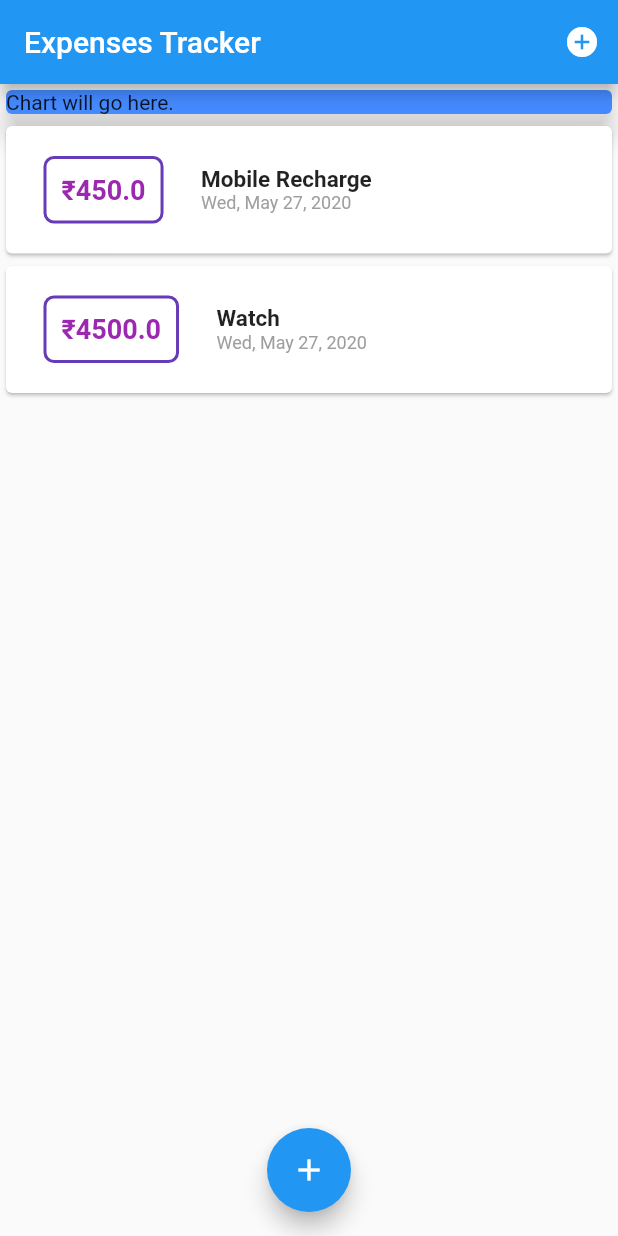
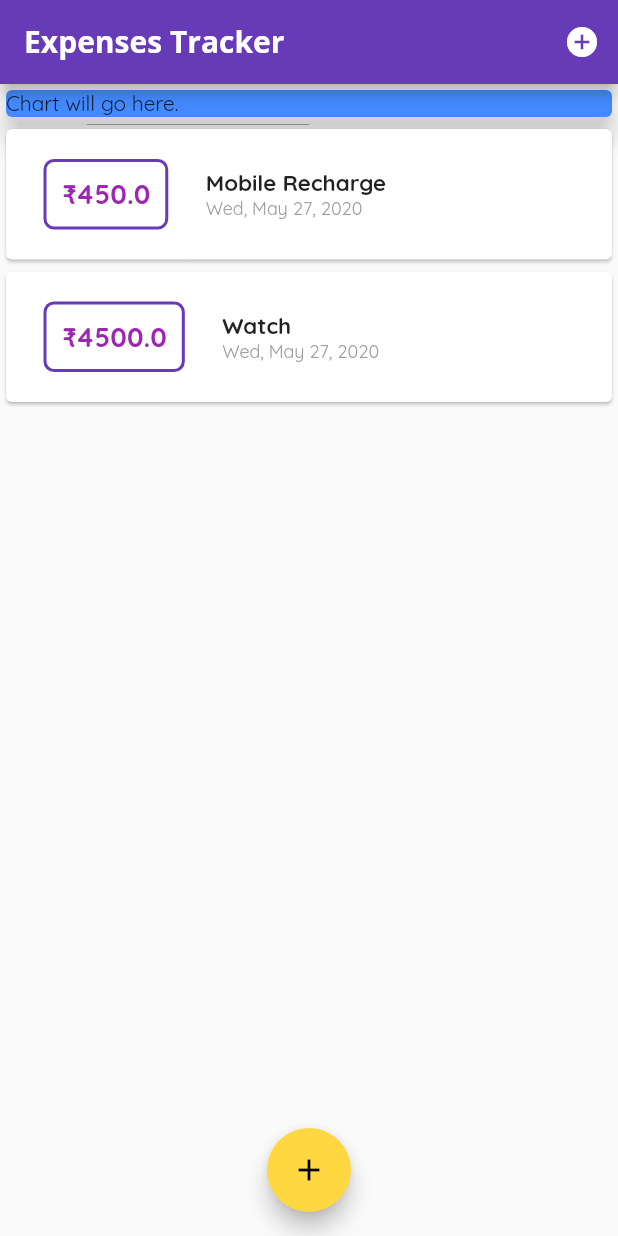
Before and after one commit to harsh2000yadav/Expense-Tracker, a Flutter app: the screen it shows after launch, on a phone screen of 412 x 824 dp. Run offline on Flutter 3.47's test engine with Material 2 defaults, Android fonts, the phone set to English and light mode, and no system bars.

Commit message:
Theme customised

```diff
--- a/lib/main.dart
+++ b/lib/main.dart
@@ -10,6 +10,20 @@ class MyApp extends StatelessWidget {
   Widget build(BuildContext context) {
     return MaterialApp(
       title: 'Expense Tracker',
+      theme: ThemeData(
+        primarySwatch: Colors.deepPurple,
+        accentColor: Colors.amberAccent,
+        fontFamily: 'QuickSand',
+        appBarTheme: AppBarTheme(
+          textTheme: ThemeData.light().textTheme.copyWith(
+            headline6: TextStyle(
+              fontFamily: 'OpenSans',
+              fontSize: 20,
+              fontWeight: FontWeight.bold
+            )
+          )
+        )
+      ),
       debugShowCheckedModeBanner: false,
       home: MyHomePage(),
     );
```
